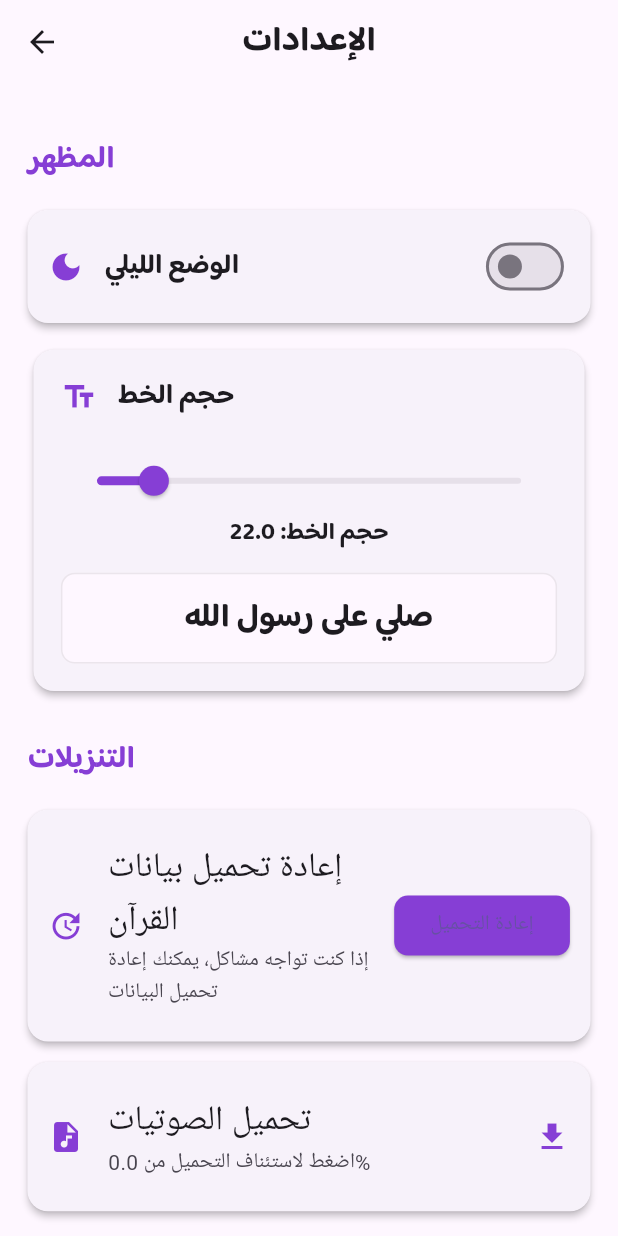
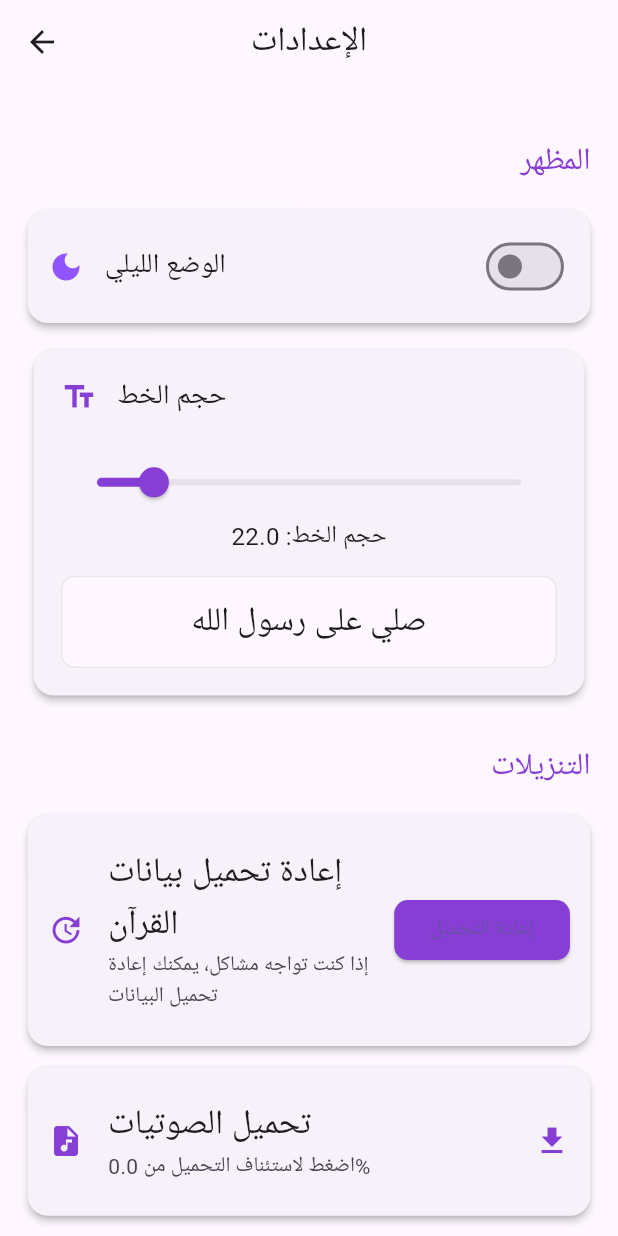
Before and after one commit to EnadAbulawi/Noor-Mushaf, a Flutter app: the SettingsView screen opened directly, after a tap on "تحميل الصوتيات", on a phone screen of 412 x 824 dp. Run offline on Flutter 3.47's test engine with Material 3 defaults, Android fonts, the phone set to English and light mode, and no system bars; our stand-ins replace audioplayers, connectivity_plus, dio, flutter_screenutil, flutter_svg, get and 9 more; accounts and stored records are empty; network calls fail; Roboto replaces fonts that are missing (Alexandria).

Commit message:
fix sound section and fix app color

```diff
--- a/lib/views/settings_view.dart
+++ b/lib/views/settings_view.dart
@@ -63,22 +63,6 @@ class SettingsView extends StatelessWidget {
                   );
                 }
 
-                // if (tafseerController.error.value.isNotEmpty) {
-                //   // إضافة حالة الخطأ
-                //   return Center(
-                //     child: Column(
-                //       mainAxisAlignment: MainAxisAlignment.center,
-                //       children: [
-                //         Text(tafseerController.error.value),
-                //         ElevatedButton(
-                //           onPressed: tafseerController.fetchAvailableTafseers,
-                //           child: Text('إعادة المحاولة'),
-                //         ),
-                //       ],
-                //     ),
-                //   );
-                // }
-
                 return ListView.builder(
                   itemCount: tafseerController.availableTafseers.length,
                   itemBuilder: (context, index) {
@@ -122,7 +106,9 @@ class SettingsView extends StatelessWidget {
       appBar: AppBar(
         title: Text(
           'الإعدادات',
-          style: AppFontStyle.balooBold.copyWith(fontSize: 20.sp),
+          style: AppFontStyle.alexandria.copyWith(
+            fontSize: 20.sp,
+          ),
         ),
         centerTitle: true,
       ),
@@ -130,7 +116,7 @@ class SettingsView extends StatelessWidget {
         child: Padding(
           padding: EdgeInsets.all(16.r),
           child: Column(
-            crossAxisAlignment: CrossAxisAlignment.start,
+            crossAxisAlignment: CrossAxisAlignment.end,
             children: [
               _buildSection(
                 'المظهر',
@@ -146,18 +132,18 @@ class SettingsView extends StatelessWidget {
                       padding: EdgeInsets.all(12.r),
                       child: Row(
                         children: [
-                          Icon(Icons.dark_mode, color: AppColor.primaryColor),
+                          Icon(Icons.dark_mode, color: AppColor.secondaryColor),
                           SizedBox(width: 12.w),
                           Text(
                             'الوضع الليلي',
-                            style: AppFontStyle.balooBold
+                            style: AppFontStyle.alexandria
                                 .copyWith(fontSize: 16.sp),
                           ),
                           Spacer(),
                           Obx(() => Switch(
                                 value: settingsController.isDarkMode.value,
                                 onChanged: settingsController.toggleDarkMode,
-                                activeColor: AppColor.primaryColor,
+                                activeColor: AppColor.secondaryColor,
                               )),
                         ],
                       ),
@@ -173,7 +159,7 @@ class SettingsView extends StatelessWidget {
                     child: Padding(
                       padding: EdgeInsets.all(16.r),
                       child: Column(
-                        crossAxisAlignment: CrossAxisAlignment.start,
+                        crossAxisAlignment: CrossAxisAlignment.end,
                         children: [
                           Row(
                             children: [
@@ -182,7 +168,7 @@ class SettingsView extends StatelessWidget {
                               SizedBox(width: 12.w),
                               Text(
                                 'حجم الخط',
-                                style: AppFontStyle.balooBold
+                                style: AppFontStyle.alexandria
                                     .copyWith(fontSize: 16.sp),
                               ),
                             ],
@@ -200,7 +186,7 @@ class SettingsView extends StatelessWidget {
                                   ),
                                   Text(
                                     'حجم الخط: ${settingsController.fontSize.value.toStringAsFixed(1)}',
-                                    style: AppFontStyle.balooBold
+                                    style: AppFontStyle.alexandria
                                         .copyWith(fontSize: 14.sp),
                                   ),
                                   SizedBox(height: 12.h),
@@ -215,7 +201,7 @@ class SettingsView extends StatelessWidget {
                                     ),
                                     child: Text(
                                       'صلي على رسول الله',
-                                      style: AppFontStyle.balooBold.copyWith(
+                                      style: AppFontStyle.alexandria.copyWith(
                                         fontSize:
                                             settingsController.fontSize.value,
                                       ),
@@ -271,7 +257,11 @@ class SettingsView extends StatelessWidget {
                             color: AppColor.primaryColor)
                         : Icon(Icons.download, color: AppColor.primaryColor),
                     onTap: () async {
-                      // Existing audio download logic
+                      if (dataLoadingController.isAudioDownloaded.value) {
+                        Get.snackbar("تنبيه", "تم تحميل الصوتيات بالفعل");
+                      } else {
+                        await dataLoadingController.downloadAllAudioFiles();
+                      }
                     },
                   ),
                 ],
@@ -293,45 +283,24 @@ class SettingsView extends StatelessWidget {
               ),
               SizedBox(height: 20.h),
               Center(
-                child: ElevatedButton.icon(
+                child: ElevatedButton(
                   onPressed: settingsController.resetSettings,
-                  icon: Icon(Icons.restore),
-                  label: Text('إعادة تعيين الإعدادات'),
                   style: ElevatedButton.styleFrom(
                     backgroundColor: Colors.red.shade400,
+                    minimumSize: Size(double.infinity, 45),
                     padding:
                         EdgeInsets.symmetric(horizontal: 20.w, vertical: 12.h),
                     shape: RoundedRectangleBorder(
                       borderRadius: BorderRadius.circular(8.r),
                     ),
                   ),
+                  child: Text(
+                    'إعادة تعيين الإعدادات',
+                    style:
+                        AppFontStyle.alexandria.copyWith(color: Colors.white),
+                  ),
                 ),
               ),
-              // ElevatedButton(
-              //   onPressed: () {
-              //     controller.fetchAvailableTafseers(); // جلب التفاسير
-              //   },
-              //   child: Text('تحميل التفاسير'),
-              // ),
-              // Obx(() {
-              //   if (controller.availableTafseers.isEmpty) {
-              //     return Center(child: CircularProgressIndicator());
-              //   }
-
-              //   return ListView.builder(
-              //     shrinkWrap: true,
-              //     itemCount: controller.availableTafseers.length,
-              //     itemBuilder: (context, index) {
-              //       final tafseer = controller.availableTafseers[index];
-              //       return ListTile(
-              //         title: Text(tafseer['name']),
-              //         onTap: () {
-              //           controller.setSelectedTafseer(tafseer['id'].toString());
-              //         },
-              //       );
-              //     },
-              //   );
-              // }),
             ],
           ),
         ),
@@ -341,13 +310,13 @@ class SettingsView extends StatelessWidget {
 
   Widget _buildSection(String title, List<Widget> children) {
     return Column(
-      crossAxisAlignment: CrossAxisAlignment.start,
+      crossAxisAlignment: CrossAxisAlignment.end,
       children: [
         Padding(
           padding: EdgeInsets.symmetric(vertical: 16.r),
           child: Text(
             title,
-            style: AppFontStyle.balooBold.copyWith(
+            style: AppFontStyle.alexandria.copyWith(
               fontSize: 18.sp,
               color: AppColor.primaryColor,
             ),
--- a/pubspec.yaml
+++ b/pubspec.yaml
@@ -16,7 +16,7 @@ publish_to: "none" # Remove this line if you wish to publish to pub.dev
 # https://developer.apple.com/library/archive/documentation/General/Reference/InfoPlistKeyReference/Articles/CoreFoundationKeys.html
 # In Windows, build-name is used as the major, minor, and patch parts
 # of the product and file versions while build-number is used as the build suffix.
-version: 1.0.0+1
+version: 1.0.0+2
 
 environment:
   sdk: ^3.6.1
```
Also changed, not shown: lib/services/quran_player_api.dart (+6 -3 lines), lib/views/Quran Player View/quran_sound_view.dart (+36 -10 lines), 2 other files.
